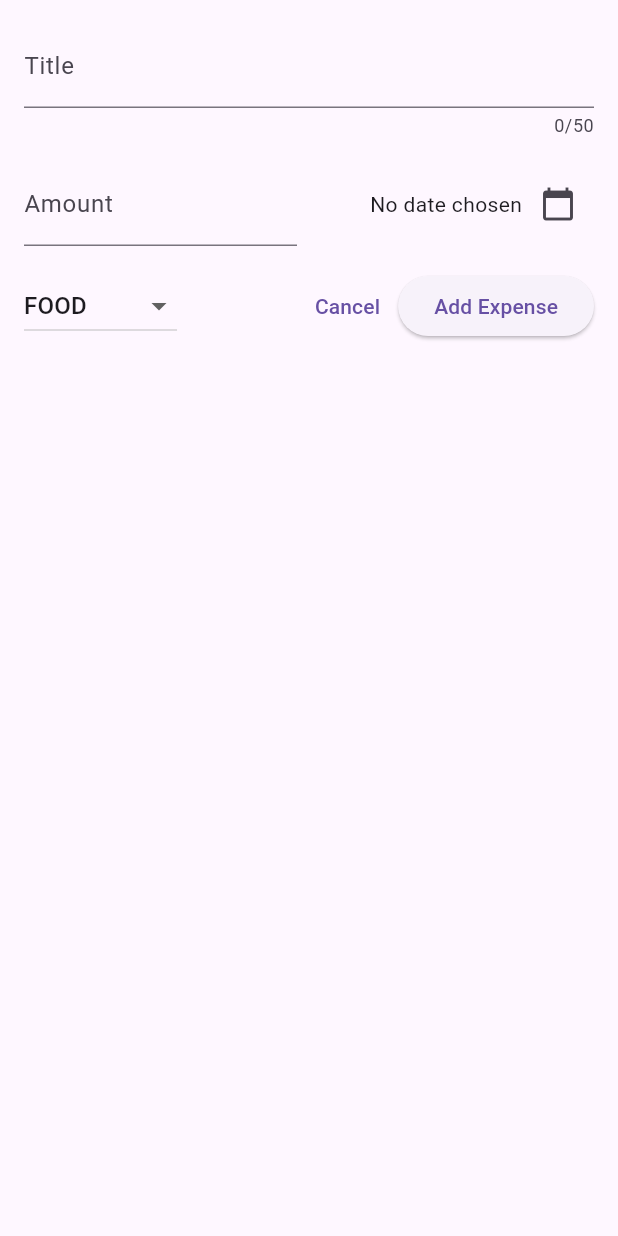
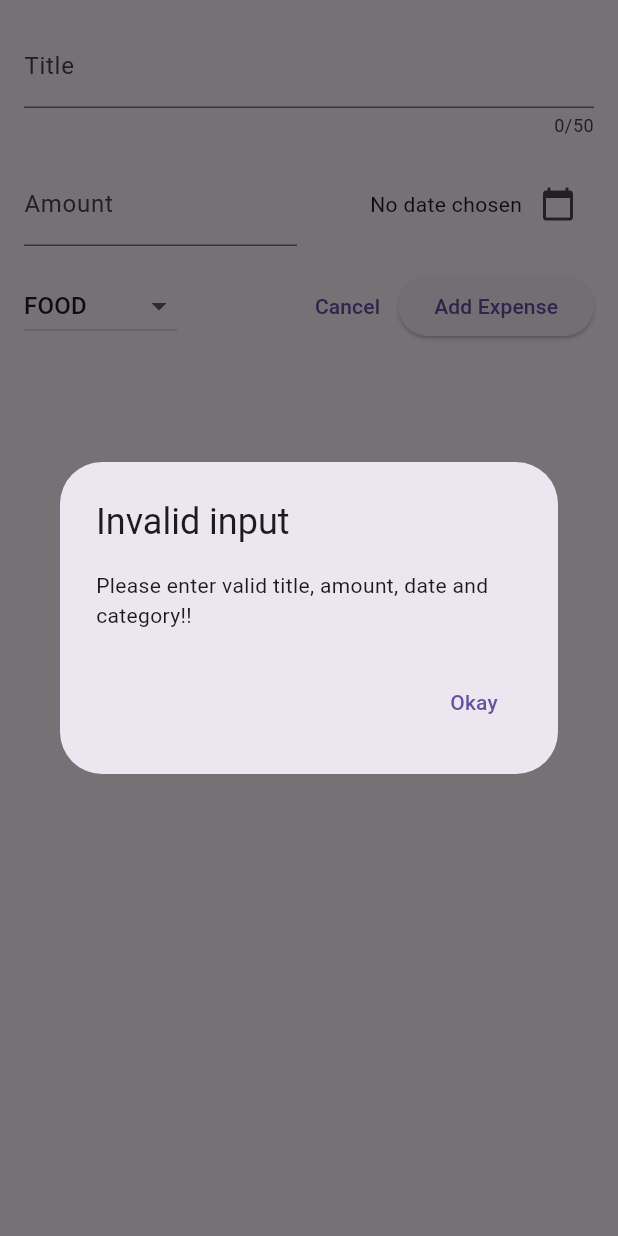
Before and after one commit to Rishi-Mishra0704/expense_app, a Flutter app: the NewExpense widget shown alone on an empty page, opened directly, after a tap on "Add Expense", on a phone screen of 412 x 824 dp. Run offline on Flutter 3.47's test engine with Material 2 defaults, Android fonts, the phone set to English and light mode, and no system bars.

Commit message:
add erroe handling

```diff
--- a/lib/widgets/new_expense.dart
+++ b/lib/widgets/new_expense.dart
@@ -45,6 +45,22 @@ class _NewExpenseState extends State<NewExpense> {
     if (_titleController.text.trim().isEmpty ||
         amountIsInvalid ||
         _selectedDate == null) {
+      showDialog(
+        context: context,
+        builder: (ctx) => AlertDialog(
+          title: const Text('Invalid input'),
+          content: const Text(
+              'Please enter valid title, amount, date and category!!'),
+          actions: [
+            TextButton(
+              onPressed: () {
+                Navigator.pop(ctx);
+              },
+              child: const Text('Okay'),
+            ),
+          ],
+        ),
+      );
       return;
     }
   }
```
